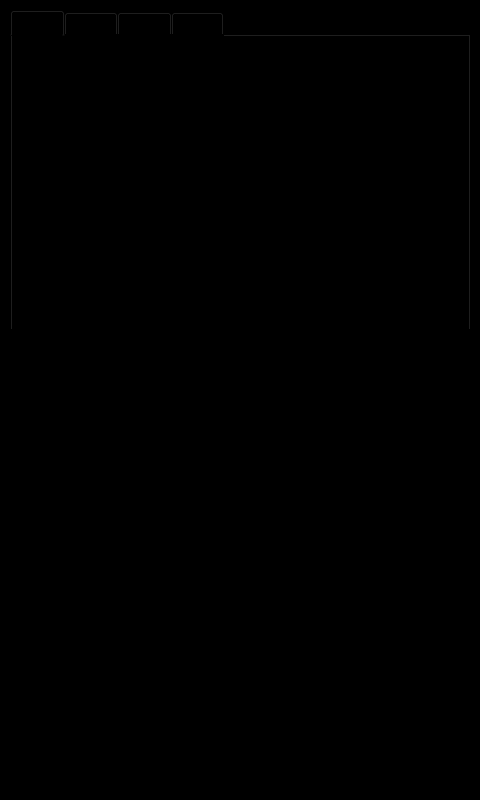
Old version of the form KuroCube_BikeComp_UI.ui in the repository Kostka96/KuroCube_BikeComp.
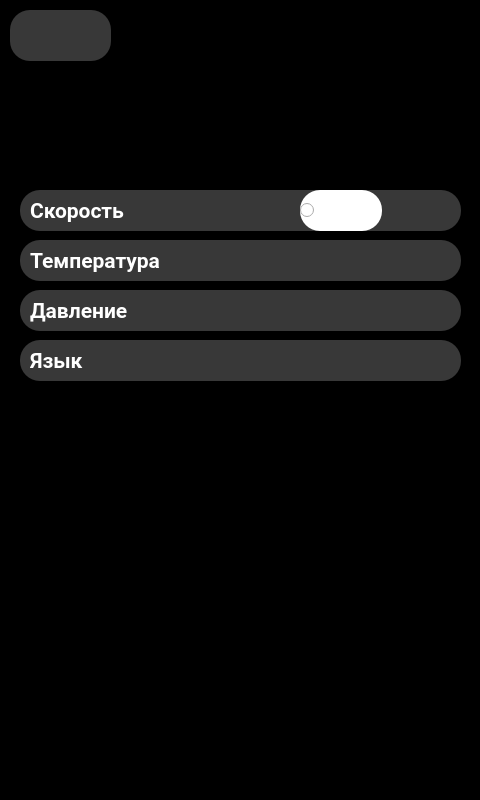
New version of the form. The open tabs and pages were chosen to show the change.

```diff
--- a/KuroCube_BikeComp_UI.ui
+++ b/KuroCube_BikeComp_UI.ui
@@ -9145,67 +9145,1069 @@
      </widget>
     </widget>
     <widget class="QWidget" name="page_settings">
-     <widget class="QTabWidget" name="tabWidget">
+     <widget class="QFrame" name="f_settings_2">
       <property name="geometry">
        <rect>
         <x>10</x>
         <y>10</y>
-        <width>461</width>
-        <height>321</height>
+        <width>101</width>
+        <height>51</height>
        </rect>
       </property>
-      <property name="tabPosition">
-       <enum>QTabWidget::North</enum>
+      <property name="minimumSize">
+       <size>
+        <width>101</width>
+        <height>51</height>
+       </size>
       </property>
-      <property name="tabShape">
-       <enum>QTabWidget::Rounded</enum>
+      <property name="maximumSize">
+       <size>
+        <width>101</width>
+        <height>51</height>
+       </size>
       </property>
-      <property name="currentIndex">
-       <number>0</number>
+      <property name="styleSheet">
+       <string notr="true">background-color: #383838;
+border-radius: 20px;</string>
       </property>
-      <property name="iconSize">
+      <property name="frameShape">
+       <enum>QFrame::StyledPanel</enum>
+      </property>
+      <property name="frameShadow">
+       <enum>QFrame::Raised</enum>
+      </property>
+      <widget class="QPushButton" name="btn_settings_2">
+       <property name="geometry">
+        <rect>
+         <x>20</x>
+         <y>0</y>
+         <width>61</width>
+         <height>51</height>
+        </rect>
+       </property>
+       <property name="font">
+        <font>
+         <pointsize>38</pointsize>
+        </font>
+       </property>
+       <property name="styleSheet">
+        <string notr="true"/>
+       </property>
+       <property name="text">
+        <string/>
+       </property>
+       <property name="iconSize">
+        <size>
+         <width>35</width>
+         <height>50</height>
+        </size>
+       </property>
+      </widget>
+     </widget>
+     <widget class="QFrame" name="f_track_3">
+      <property name="geometry">
+       <rect>
+        <x>20</x>
+        <y>190</y>
+        <width>441</width>
+        <height>41</height>
+       </rect>
+      </property>
+      <property name="minimumSize">
        <size>
-        <width>20</width>
-        <height>20</height>
+        <width>441</width>
+        <height>41</height>
        </size>
       </property>
-      <property name="elideMode">
-       <enum>Qt::ElideNone</enum>
+      <property name="maximumSize">
+       <size>
+        <width>441</width>
+        <height>41</height>
+       </size>
       </property>
-      <property name="usesScrollButtons">
-       <bool>true</bool>
+      <property name="styleSheet">
+       <string notr="true">background-color: #383838;
+border-radius: 20px;</string>
       </property>
-      <property name="documentMode">
-       <bool>false</bool>
+      <property name="frameShape">
+       <enum>QFrame::StyledPanel</enum>
       </property>
-      <property name="tabsClosable">
-       <bool>false</bool>
+      <property name="frameShadow">
+       <enum>QFrame::Raised</enum>
       </property>
-      <property name="movable">
-       <bool>false</bool>
+      <widget class="QLabel" name="lbl_track_time_3">
+       <property name="geometry">
+        <rect>
+         <x>10</x>
+         <y>0</y>
+         <width>101</width>
+         <height>41</height>
+        </rect>
+       </property>
+       <property name="minimumSize">
+        <size>
+         <width>101</width>
+         <height>41</height>
+        </size>
+       </property>
+       <property name="maximumSize">
+        <size>
+         <width>101</width>
+         <height>41</height>
+        </size>
+       </property>
+       <property name="palette">
+        <palette>
+         <active>
+          <colorrole role="WindowText">
+           <brush brushstyle="SolidPattern">
+            <color alpha="255">
+             <red>255</red>
+             <green>255</green>
+             <blue>255</blue>
+            </color>
+           </brush>
+          </colorrole>
+          <colorrole role="Button">
+           <brush brushstyle="SolidPattern">
+            <color alpha="255">
+             <red>56</red>
+             <green>56</green>
+             <blue>56</blue>
+            </color>
+           </brush>
+          </colorrole>
+          <colorrole role="Text">
+           <brush brushstyle="SolidPattern">
+            <color alpha="255">
+             <red>255</red>
+             <green>255</green>
+             <blue>255</blue>
+            </color>
+           </brush>
+          </colorrole>
+          <colorrole role="ButtonText">
+           <brush brushstyle="SolidPattern">
+            <color alpha="255">
+             <red>255</red>
+             <green>255</green>
+             <blue>255</blue>
+            </color>
+           </brush>
+          </colorrole>
+          <colorrole role="Base">
+           <brush brushstyle="SolidPattern">
+            <color alpha="255">
+             <red>56</red>
+             <green>56</green>
+             <blue>56</blue>
+            </color>
+           </brush>
+          </colorrole>
+          <colorrole role="Window">
+           <brush brushstyle="SolidPattern">
+            <color alpha="255">
+             <red>56</red>
+             <green>56</green>
+             <blue>56</blue>
+            </color>
+           </brush>
+          </colorrole>
+         </active>
+         <inactive>
+          <colorrole role="WindowText">
+           <brush brushstyle="SolidPattern">
+            <color alpha="255">
+             <red>255</red>
+             <green>255</green>
+             <blue>255</blue>
+            </color>
+           </brush>
+          </colorrole>
+          <colorrole role="Button">
+           <brush brushstyle="SolidPattern">
+            <color alpha="255">
+             <red>56</red>
+             <green>56</green>
+             <blue>56</blue>
+            </color>
+           </brush>
+          </colorrole>
+          <colorrole role="Text">
+           <brush brushstyle="SolidPattern">
+            <color alpha="255">
+             <red>255</red>
+             <green>255</green>
+             <blue>255</blue>
+            </color>
+           </brush>
+          </colorrole>
+          <colorrole role="ButtonText">
+           <brush brushstyle="SolidPattern">
+            <color alpha="255">
+             <red>255</red>
+             <green>255</green>
+             <blue>255</blue>
+            </color>
+           </brush>
+          </colorrole>
+          <colorrole role="Base">
+           <brush brushstyle="SolidPattern">
+            <color alpha="255">
+             <red>56</red>
+             <green>56</green>
+             <blue>56</blue>
+            </color>
+           </brush>
+          </colorrole>
+          <colorrole role="Window">
+           <brush brushstyle="SolidPattern">
+            <color alpha="255">
+             <red>56</red>
+             <green>56</green>
+             <blue>56</blue>
+            </color>
+           </brush>
+          </colorrole>
+         </inactive>
+         <disabled>
+          <colorrole role="WindowText">
+           <brush brushstyle="SolidPattern">
+            <color alpha="255">
+             <red>255</red>
+             <green>255</green>
+             <blue>255</blue>
+            </color>
+           </brush>
+          </colorrole>
+          <colorrole role="Button">
+           <brush brushstyle="SolidPattern">
+            <color alpha="255">
+             <red>56</red>
+             <green>56</green>
+             <blue>56</blue>
+            </color>
+           </brush>
+          </colorrole>
+          <colorrole role="Text">
+           <brush brushstyle="SolidPattern">
+            <color alpha="255">
+             <red>255</red>
+             <green>255</green>
+             <blue>255</blue>
+            </color>
+           </brush>
+          </colorrole>
+          <colorrole role="ButtonText">
+           <brush brushstyle="SolidPattern">
+            <color alpha="255">
+             <red>255</red>
+             <green>255</green>
+             <blue>255</blue>
+            </color>
+           </brush>
+          </colorrole>
+          <colorrole role="Base">
+           <brush brushstyle="SolidPattern">
+            <color alpha="255">
+             <red>56</red>
+             <green>56</green>
+             <blue>56</blue>
+            </color>
+           </brush>
+          </colorrole>
+          <colorrole role="Window">
+           <brush brushstyle="SolidPattern">
+            <color alpha="255">
+             <red>56</red>
+             <green>56</green>
+             <blue>56</blue>
+            </color>
+           </brush>
+          </colorrole>
+         </disabled>
+        </palette>
+       </property>
+       <property name="font">
+        <font>
+         <family>Roboto</family>
+         <pointsize>16</pointsize>
+         <weight>75</weight>
+         <bold>true</bold>
+        </font>
+       </property>
+       <property name="styleSheet">
+        <string notr="true">color: rgb(255, 255, 255);</string>
+       </property>
+       <property name="text">
+        <string>Скорость</string>
+       </property>
+       <property name="alignment">
+        <set>Qt::AlignLeading|Qt::AlignLeft|Qt::AlignVCenter</set>
+       </property>
+      </widget>
+      <widget class="QRadioButton" name="radioButton">
+       <property name="geometry">
+        <rect>
+         <x>280</x>
+         <y>0</y>
+         <width>82</width>
+         <height>41</height>
+        </rect>
+       </property>
+       <property name="layoutDirection">
+        <enum>Qt::LeftToRight</enum>
+       </property>
+       <property name="styleSheet">
+        <string notr="true">background-color: rgb(255, 255, 255);</string>
+       </property>
+       <property name="text">
+        <string/>
+       </property>
+       <property name="iconSize">
+        <size>
+         <width>16</width>
+         <height>16</height>
+        </size>
+       </property>
+       <property name="checkable">
+        <bool>false</bool>
+       </property>
+       <property name="autoExclusive">
+        <bool>false</bool>
+       </property>
+       <property name="autoRepeatDelay">
+        <number>300</number>
+       </property>
+      </widget>
+     </widget>
+     <widget class="QFrame" name="f_track_4">
+      <property name="geometry">
+       <rect>
+        <x>20</x>
+        <y>240</y>
+        <width>441</width>
+        <height>41</height>
+       </rect>
       </property>
-      <property name="tabBarAutoHide">
-       <bool>false</bool>
+      <property name="minimumSize">
+       <size>
+        <width>441</width>
+        <height>41</height>
+       </size>
       </property>
-      <widget class="QWidget" name="tab">
-       <attribute name="title">
-        <string>Tab 1</string>
-       </attribute>
+      <property name="maximumSize">
+       <size>
+        <width>441</width>
+        <height>41</height>
+       </size>
+      </property>
+      <property name="styleSheet">
+       <string notr="true">background-color: #383838;
+border-radius: 20px;</string>
+      </property>
+      <property name="frameShape">
+       <enum>QFrame::StyledPanel</enum>
+      </property>
+      <property name="frameShadow">
+       <enum>QFrame::Raised</enum>
+      </property>
+      <widget class="QLabel" name="lbl_track_time_4">
+       <property name="geometry">
+        <rect>
+         <x>10</x>
+         <y>0</y>
+         <width>141</width>
+         <height>41</height>
+        </rect>
+       </property>
+       <property name="minimumSize">
+        <size>
+         <width>101</width>
+         <height>41</height>
+        </size>
+       </property>
+       <property name="maximumSize">
+        <size>
+         <width>141</width>
+         <height>41</height>
+        </size>
+       </property>
+       <property name="palette">
+        <palette>
+         <active>
+          <colorrole role="WindowText">
+           <brush brushstyle="SolidPattern">
+            <color alpha="255">
+             <red>255</red>
+             <green>255</green>
+             <blue>255</blue>
+            </color>
+           </brush>
+          </colorrole>
+          <colorrole role="Button">
+           <brush brushstyle="SolidPattern">
+            <color alpha="255">
+             <red>56</red>
+             <green>56</green>
+             <blue>56</blue>
+            </color>
+           </brush>
+          </colorrole>
+          <colorrole role="Text">
+           <brush brushstyle="SolidPattern">
+            <color alpha="255">
+             <red>255</red>
+             <green>255</green>
+             <blue>255</blue>
+            </color>
+           </brush>
+          </colorrole>
+          <colorrole role="ButtonText">
+           <brush brushstyle="SolidPattern">
+            <color alpha="255">
+             <red>255</red>
+             <green>255</green>
+             <blue>255</blue>
+            </color>
+           </brush>
+          </colorrole>
+          <colorrole role="Base">
+           <brush brushstyle="SolidPattern">
+            <color alpha="255">
+             <red>56</red>
+             <green>56</green>
+             <blue>56</blue>
+            </color>
+           </brush>
+          </colorrole>
+          <colorrole role="Window">
+           <brush brushstyle="SolidPattern">
+            <color alpha="255">
+             <red>56</red>
+             <green>56</green>
+             <blue>56</blue>
+            </color>
+           </brush>
+          </colorrole>
+         </active>
+         <inactive>
+          <colorrole role="WindowText">
+           <brush brushstyle="SolidPattern">
+            <color alpha="255">
+             <red>255</red>
+             <green>255</green>
+             <blue>255</blue>
+            </color>
+           </brush>
+          </colorrole>
+          <colorrole role="Button">
+           <brush brushstyle="SolidPattern">
+            <color alpha="255">
+             <red>56</red>
+             <green>56</green>
+             <blue>56</blue>
+            </color>
+           </brush>
+          </colorrole>
+          <colorrole role="Text">
+           <brush brushstyle="SolidPattern">
+            <color alpha="255">
+             <red>255</red>
+             <green>255</green>
+             <blue>255</blue>
+            </color>
+           </brush>
+          </colorrole>
+          <colorrole role="ButtonText">
+           <brush brushstyle="SolidPattern">
+            <color alpha="255">
+             <red>255</red>
+             <green>255</green>
+             <blue>255</blue>
+            </color>
+           </brush>
+          </colorrole>
+          <colorrole role="Base">
+           <brush brushstyle="SolidPattern">
+            <color alpha="255">
+             <red>56</red>
+             <green>56</green>
+             <blue>56</blue>
+            </color>
+           </brush>
+          </colorrole>
+          <colorrole role="Window">
+           <brush brushstyle="SolidPattern">
+            <color alpha="255">
+             <red>56</red>
+             <green>56</green>
+             <blue>56</blue>
+            </color>
+           </brush>
+          </colorrole>
+         </inactive>
+         <disabled>
+          <colorrole role="WindowText">
+           <brush brushstyle="SolidPattern">
+            <color alpha="255">
+             <red>255</red>
+             <green>255</green>
+             <blue>255</blue>
+            </color>
+           </brush>
+          </colorrole>
+          <colorrole role="Button">
+           <brush brushstyle="SolidPattern">
+            <color alpha="255">
+             <red>56</red>
+             <green>56</green>
+             <blue>56</blue>
+            </color>
+           </brush>
+          </colorrole>
+          <colorrole role="Text">
+           <brush brushstyle="SolidPattern">
+            <color alpha="255">
+             <red>255</red>
+             <green>255</green>
+             <blue>255</blue>
+            </color>
+           </brush>
+          </colorrole>
+          <colorrole role="ButtonText">
+           <brush brushstyle="SolidPattern">
+            <color alpha="255">
+             <red>255</red>
+             <green>255</green>
+             <blue>255</blue>
+            </color>
+           </brush>
+          </colorrole>
+          <colorrole role="Base">
+           <brush brushstyle="SolidPattern">
+            <color alpha="255">
+             <red>56</red>
+             <green>56</green>
+             <blue>56</blue>
+            </color>
+           </brush>
+          </colorrole>
+          <colorrole role="Window">
+           <brush brushstyle="SolidPattern">
+            <color alpha="255">
+             <red>56</red>
+             <green>56</green>
+             <blue>56</blue>
+            </color>
+           </brush>
+          </colorrole>
+         </disabled>
+        </palette>
+       </property>
+       <property name="font">
+        <font>
+         <family>Roboto</family>
+         <pointsize>16</pointsize>
+         <weight>75</weight>
+         <bold>true</bold>
+        </font>
+       </property>
+       <property name="styleSheet">
+        <string notr="true">color: rgb(255, 255, 255);</string>
+       </property>
+       <property name="text">
+        <string>Температура</string>
+       </property>
+       <property name="alignment">
+        <set>Qt::AlignLeading|Qt::AlignLeft|Qt::AlignVCenter</set>
+       </property>
       </widget>
-      <widget class="QWidget" name="tab_3">
-       <attribute name="title">
-        <string>Page</string>
-       </attribute>
+     </widget>
+     <widget class="QFrame" name="f_track_5">
+      <property name="geometry">
+       <rect>
+        <x>20</x>
+        <y>290</y>
+        <width>441</width>
+        <height>41</height>
+       </rect>
+      </property>
+      <property name="minimumSize">
+       <size>
+        <width>441</width>
+        <height>41</height>
+       </size>
+      </property>
+      <property name="maximumSize">
+       <size>
+        <width>441</width>
+        <height>41</height>
+       </size>
+      </property>
+      <property name="styleSheet">
+       <string notr="true">background-color: #383838;
+border-radius: 20px;</string>
+      </property>
+      <property name="frameShape">
+       <enum>QFrame::StyledPanel</enum>
+      </property>
+      <property name="frameShadow">
+       <enum>QFrame::Raised</enum>
+      </property>
+      <widget class="QLabel" name="lbl_track_time_5">
+       <property name="geometry">
+        <rect>
+         <x>10</x>
+         <y>0</y>
+         <width>101</width>
+         <height>41</height>
+        </rect>
+       </property>
+       <property name="minimumSize">
+        <size>
+         <width>101</width>
+         <height>41</height>
+        </size>
+       </property>
+       <property name="maximumSize">
+        <size>
+         <width>101</width>
+         <height>41</height>
+        </size>
+       </property>
+       <property name="palette">
+        <palette>
+         <active>
+          <colorrole role="WindowText">
+           <brush brushstyle="SolidPattern">
+            <color alpha="255">
+             <red>255</red>
+             <green>255</green>
+             <blue>255</blue>
+            </color>
+           </brush>
+          </colorrole>
+          <colorrole role="Button">
+           <brush brushstyle="SolidPattern">
+            <color alpha="255">
+             <red>56</red>
+             <green>56</green>
+             <blue>56</blue>
+            </color>
+           </brush>
+          </colorrole>
+          <colorrole role="Text">
+           <brush brushstyle="SolidPattern">
+            <color alpha="255">
+             <red>255</red>
+             <green>255</green>
+             <blue>255</blue>
+            </color>
+           </brush>
+          </colorrole>
+          <colorrole role="ButtonText">
+           <brush brushstyle="SolidPattern">
+            <color alpha="255">
+             <red>255</red>
+             <green>255</green>
+             <blue>255</blue>
+            </color>
+           </brush>
+          </colorrole>
+          <colorrole role="Base">
+           <brush brushstyle="SolidPattern">
+            <color alpha="255">
+             <red>56</red>
+             <green>56</green>
+             <blue>56</blue>
+            </color>
+           </brush>
+          </colorrole>
+          <colorrole role="Window">
+           <brush brushstyle="SolidPattern">
+            <color alpha="255">
+             <red>56</red>
+             <green>56</green>
+             <blue>56</blue>
+            </color>
+           </brush>
+          </colorrole>
+         </active>
+         <inactive>
+          <colorrole role="WindowText">
+           <brush brushstyle="SolidPattern">
+            <color alpha="255">
+             <red>255</red>
+             <green>255</green>
+             <blue>255</blue>
+            </color>
+           </brush>
+          </colorrole>
+          <colorrole role="Button">
+           <brush brushstyle="SolidPattern">
+            <color alpha="255">
+             <red>56</red>
+             <green>56</green>
+             <blue>56</blue>
+            </color>
+           </brush>
+          </colorrole>
+          <colorrole role="Text">
+           <brush brushstyle="SolidPattern">
+            <color alpha="255">
+             <red>255</red>
+             <green>255</green>
+             <blue>255</blue>
+            </color>
+           </brush>
+          </colorrole>
+          <colorrole role="ButtonText">
+           <brush brushstyle="SolidPattern">
+            <color alpha="255">
+             <red>255</red>
+             <green>255</green>
+             <blue>255</blue>
+            </color>
+           </brush>
+          </colorrole>
+          <colorrole role="Base">
+           <brush brushstyle="SolidPattern">
+            <color alpha="255">
+             <red>56</red>
+             <green>56</green>
+             <blue>56</blue>
+            </color>
+           </brush>
+          </colorrole>
+          <colorrole role="Window">
+           <brush brushstyle="SolidPattern">
+            <color alpha="255">
+             <red>56</red>
+             <green>56</green>
+             <blue>56</blue>
+            </color>
+           </brush>
+          </colorrole>
+         </inactive>
+         <disabled>
+          <colorrole role="WindowText">
+           <brush brushstyle="SolidPattern">
+            <color alpha="255">
+             <red>255</red>
+             <green>255</green>
+             <blue>255</blue>
+            </color>
+           </brush>
+          </colorrole>
+          <colorrole role="Button">
+           <brush brushstyle="SolidPattern">
+            <color alpha="255">
+             <red>56</red>
+             <green>56</green>
+             <blue>56</blue>
+            </color>
+           </brush>
+          </colorrole>
+          <colorrole role="Text">
+           <brush brushstyle="SolidPattern">
+            <color alpha="255">
+             <red>255</red>
+             <green>255</green>
+             <blue>255</blue>
+            </color>
+           </brush>
+          </colorrole>
+          <colorrole role="ButtonText">
+           <brush brushstyle="SolidPattern">
+            <color alpha="255">
+             <red>255</red>
+             <green>255</green>
+             <blue>255</blue>
+            </color>
+           </brush>
+          </colorrole>
+          <colorrole role="Base">
+           <brush brushstyle="SolidPattern">
+            <color alpha="255">
+             <red>56</red>
+             <green>56</green>
+             <blue>56</blue>
+            </color>
+           </brush>
+          </colorrole>
+          <colorrole role="Window">
+           <brush brushstyle="SolidPattern">
+            <color alpha="255">
+             <red>56</red>
+             <green>56</green>
+             <blue>56</blue>
+            </color>
+           </brush>
+          </colorrole>
+         </disabled>
+        </palette>
+       </property>
+       <property name="font">
+        <font>
+         <family>Roboto</family>
+         <pointsize>16</pointsize>
+         <weight>75</weight>
+         <bold>true</bold>
+        </font>
+       </property>
+       <property name="styleSheet">
+        <string notr="true">color: rgb(255, 255, 255);</string>
+       </property>
+       <property name="text">
+        <string>Давление</string>
+       </property>
+       <property name="alignment">
+        <set>Qt::AlignLeading|Qt::AlignLeft|Qt::AlignVCenter</set>
+       </property>
       </widget>
-      <widget class="QWidget" name="tab_2">
-       <attribute name="title">
-        <string>Tab 2</string>
-       </attribute>
-      </widget>
-      <widget class="QWidget" name="tab_4">
-       <attribute name="title">
-        <string>Page</string>
-       </attribute>
+     </widget>
+     <widget class="QFrame" name="f_track_2">
+      <property name="geometry">
+       <rect>
+        <x>20</x>
+        <y>340</y>
+        <width>441</width>
+        <height>41</height>
+       </rect>
+      </property>
+      <property name="minimumSize">
+       <size>
+        <width>441</width>
+        <height>41</height>
+       </size>
+      </property>
+      <property name="maximumSize">
+       <size>
+        <width>441</width>
+        <height>41</height>
+       </size>
+      </property>
+      <property name="styleSheet">
+       <string notr="true">background-color: #383838;
+border-radius: 20px;</string>
+      </property>
+      <property name="frameShape">
+       <enum>QFrame::StyledPanel</enum>
+      </property>
+      <property name="frameShadow">
+       <enum>QFrame::Raised</enum>
+      </property>
+      <widget class="QLabel" name="lbl_track_time_2">
+       <property name="geometry">
+        <rect>
+         <x>10</x>
+         <y>0</y>
+         <width>101</width>
+         <height>41</height>
+        </rect>
+       </property>
+       <property name="minimumSize">
+        <size>
+         <width>101</width>
+         <height>41</height>
+        </size>
+       </property>
+       <property name="maximumSize">
+        <size>
+         <width>101</width>
+         <height>41</height>
+        </size>
+       </property>
+       <property name="palette">
+        <palette>
+         <active>
+          <colorrole role="WindowText">
+           <brush brushstyle="SolidPattern">
+            <color alpha="255">
+             <red>255</red>
+             <green>255</green>
+             <blue>255</blue>
+            </color>
+           </brush>
+          </colorrole>
+          <colorrole role="Button">
+           <brush brushstyle="SolidPattern">
+            <color alpha="255">
+             <red>56</red>
+             <green>56</green>
+             <blue>56</blue>
+            </color>
+           </brush>
+          </colorrole>
+          <colorrole role="Text">
+           <brush brushstyle="SolidPattern">
+            <color alpha="255">
+             <red>255</red>
+             <green>255</green>
+             <blue>255</blue>
+            </color>
+           </brush>
+          </colorrole>
+          <colorrole role="ButtonText">
+           <brush brushstyle="SolidPattern">
+            <color alpha="255">
+             <red>255</red>
+             <green>255</green>
+             <blue>255</blue>
+            </color>
+           </brush>
+          </colorrole>
+          <colorrole role="Base">
+           <brush brushstyle="SolidPattern">
+            <color alpha="255">
+             <red>56</red>
+             <green>56</green>
+             <blue>56</blue>
+            </color>
+           </brush>
+          </colorrole>
+          <colorrole role="Window">
+           <brush brushstyle="SolidPattern">
+            <color alpha="255">
+             <red>56</red>
+             <green>56</green>
+             <blue>56</blue>
+            </color>
+           </brush>
+          </colorrole>
+         </active>
+         <inactive>
+          <colorrole role="WindowText">
+           <brush brushstyle="SolidPattern">
+            <color alpha="255">
+             <red>255</red>
+             <green>255</green>
+             <blue>255</blue>
+            </color>
+           </brush>
+          </colorrole>
+          <colorrole role="Button">
+           <brush brushstyle="SolidPattern">
+            <color alpha="255">
+             <red>56</red>
+             <green>56</green>
+             <blue>56</blue>
+            </color>
+           </brush>
+          </colorrole>
+          <colorrole role="Text">
+           <brush brushstyle="SolidPattern">
+            <color alpha="255">
+             <red>255</red>
+             <green>255</green>
+             <blue>255</blue>
+            </color>
+           </brush>
+          </colorrole>
+          <colorrole role="ButtonText">
+           <brush brushstyle="SolidPattern">
+            <color alpha="255">
+             <red>255</red>
+             <green>255</green>
+             <blue>255</blue>
+            </color>
+           </brush>
+          </colorrole>
+          <colorrole role="Base">
+           <brush brushstyle="SolidPattern">
+            <color alpha="255">
+             <red>56</red>
+             <green>56</green>
+             <blue>56</blue>
+            </color>
+           </brush>
+          </colorrole>
+          <colorrole role="Window">
+           <brush brushstyle="SolidPattern">
+            <color alpha="255">
+             <red>56</red>
+             <green>56</green>
+             <blue>56</blue>
+            </color>
+           </brush>
+          </colorrole>
+         </inactive>
+         <disabled>
+          <colorrole role="WindowText">
+           <brush brushstyle="SolidPattern">
+            <color alpha="255">
+             <red>255</red>
+             <green>255</green>
+             <blue>255</blue>
+            </color>
+           </brush>
+          </colorrole>
+          <colorrole role="Button">
+           <brush brushstyle="SolidPattern">
+            <color alpha="255">
+             <red>56</red>
+             <green>56</green>
+             <blue>56</blue>
+            </color>
+           </brush>
+          </colorrole>
+          <colorrole role="Text">
+           <brush brushstyle="SolidPattern">
+            <color alpha="255">
+             <red>255</red>
+             <green>255</green>
+             <blue>255</blue>
+            </color>
+           </brush>
+          </colorrole>
+          <colorrole role="ButtonText">
+           <brush brushstyle="SolidPattern">
+            <color alpha="255">
+             <red>255</red>
+             <green>255</green>
+             <blue>255</blue>
+            </color>
+           </brush>
+          </colorrole>
+          <colorrole role="Base">
+           <brush brushstyle="SolidPattern">
+            <color alpha="255">
+             <red>56</red>
+             <green>56</green>
+             <blue>56</blue>
+            </color>
+           </brush>
+          </colorrole>
+          <colorrole role="Window">
+           <brush brushstyle="SolidPattern">
+            <color alpha="255">
+             <red>56</red>
+             <green>56</green>
+             <blue>56</blue>
+            </color>
+           </brush>
+          </colorrole>
+         </disabled>
+        </palette>
+       </property>
+       <property name="font">
+        <font>
+         <family>Roboto</family>
+         <pointsize>16</pointsize>
+         <weight>75</weight>
+         <bold>true</bold>
+        </font>
+       </property>
+       <property name="styleSheet">
+        <string notr="true">color: rgb(255, 255, 255);</string>
+       </property>
+       <property name="text">
+        <string>Язык</string>
+       </property>
+       <property name="alignment">
+        <set>Qt::AlignLeading|Qt::AlignLeft|Qt::AlignVCenter</set>
+       </property>
       </widget>
      </widget>
     </widget>
```
Left out of the diff: 3 changed lines with no effect on the pictures.
